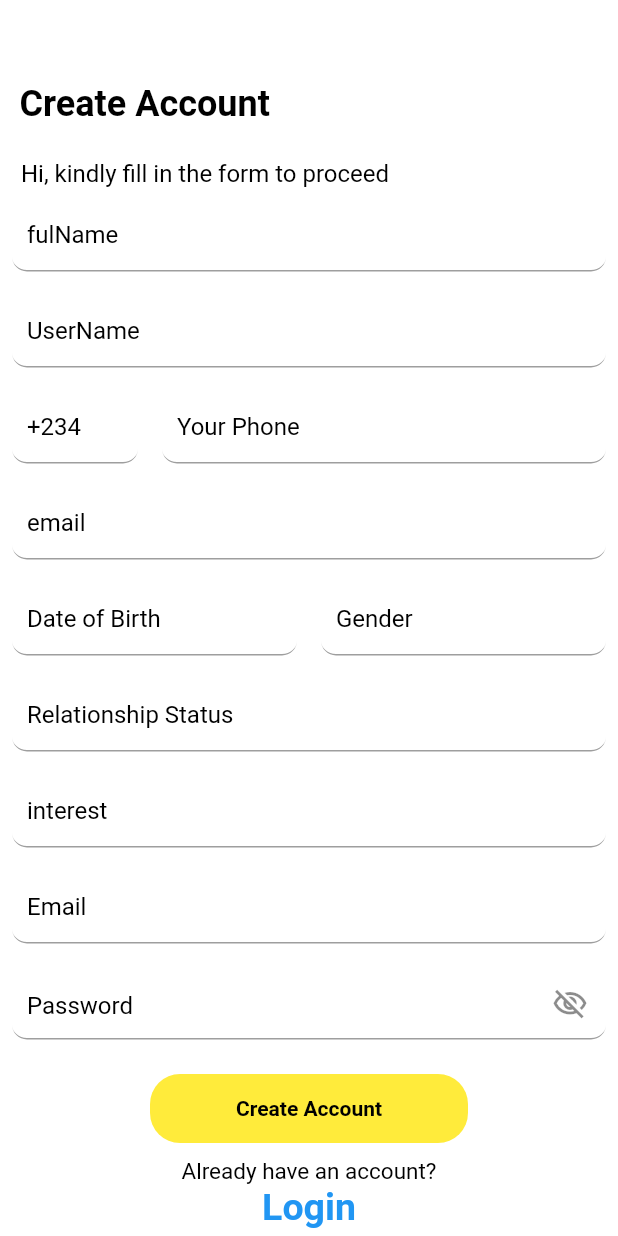
After one commit to cn-techlite/classwork, a Flutter app: the screen it shows after launch, after a tap on "Create Account", on a phone screen of 412 x 824 dp. The commit adds this screen. Run offline on Flutter 3.47's test engine with Material 2 defaults, Android fonts, the phone set to English and light mode, and no system bars; our stand-ins replace google_fonts, just_audio; missing offline and left inert: audio_session, just_audio_web; Roboto replaces fonts that are missing (Open sans); project files that could hold a hidden picture were left out.

Commit message:
Latest Class work 4

```diff
--- /dev/null
+++ b/lib/assignments/classwork2.dart
@@ -0,0 +1,598 @@
+
+import 'package:flutter/material.dart';
+import 'package:google_fonts/google_fonts.dart';
+
+class RegisterPage extends StatefulWidget {
+  const RegisterPage({super.key,});
+
+  @override
+  State<RegisterPage> createState() => _MyHomePageState();
+}
+
+class _MyHomePageState extends State<RegisterPage> {
+
+
+  @override
+  Widget build(BuildContext context) {
+    return Scaffold(
+        backgroundColor:  Colors.white,
+        body:Column(
+          crossAxisAlignment: CrossAxisAlignment.start,
+          children: [
+
+            const Padding(padding: EdgeInsets.only(left: 13,right: 13,top: 55),
+              child: Text(
+                'Create Account',
+                style: TextStyle(fontSize: 24,color: Colors.black,fontWeight: FontWeight.w700,
+                  fontFamily: "Open sans",fontStyle: FontStyle.normal,
+                ),
+              ),
+            ),
+            const Padding(padding: EdgeInsets.only(left: 14,right: 15,top: 23),
+              child: Text(
+                'Hi, kindly fill in the form to proceed',
+                style: TextStyle(fontSize: 16,color: Colors.black,fontWeight: FontWeight.w400,
+                  fontFamily: "Open sans",fontStyle: FontStyle.normal,
+                ),
+              ),
+            ),
+            Padding(
+              padding: const EdgeInsets.all(8.0),
+              child: TextFormField(
+                  obscureText: false,
+                  autovalidateMode:
+                  AutovalidateMode.onUserInteraction,
+                  keyboardType: TextInputType.text,
+                  autocorrect: true,
+                  enableSuggestions: true,
+                  style: GoogleFonts.roboto(
+                    fontSize: 16,
+                    fontWeight: FontWeight.w400,
+                    fontStyle: FontStyle.normal,
+                  ),
+                  decoration:  const InputDecoration(
+                    floatingLabelBehavior:
+                    FloatingLabelBehavior.never,
+                    contentPadding: EdgeInsets.only(
+                        top: 0, left: 10, right: 10),
+                    border: UnderlineInputBorder(
+                      borderRadius:
+                      BorderRadius.all(Radius.circular(10)),
+                    ),
+                    labelText: 'fulName',
+                    hintStyle: TextStyle(color: Colors.white),
+                    labelStyle: TextStyle(color: Colors.black),
+                  )
+              ),
+            ),
+            Padding(
+              padding: const EdgeInsets.all(8.0),
+              child: TextFormField(
+                  obscureText: false,
+                  autovalidateMode:
+                  AutovalidateMode.onUserInteraction,
+                  keyboardType: TextInputType.text,
+                  autocorrect: true,
+                  enableSuggestions: true,
+                  style: GoogleFonts.roboto(
+                    fontSize: 16,
+                    fontWeight: FontWeight.w400,
+                    fontStyle: FontStyle.normal,
+                  ),
+                  decoration:  const InputDecoration(
+                    floatingLabelBehavior:
+                    FloatingLabelBehavior.never,
+                    contentPadding: EdgeInsets.only(
+                        top: 0, left: 10, right: 10),
+                    border: UnderlineInputBorder(
+                      borderRadius:
+                      BorderRadius.all(Radius.circular(10)),
+                    ),
+                    labelText: 'UserName',
+                    hintStyle: TextStyle(color: Colors.white),
+                    labelStyle: TextStyle(color: Colors.black),
+                  )
+              ),
+            ),
+            Row(
+              children: [
+                SizedBox(
+                  width: 100,
+                  child: Padding(
+                    padding: const EdgeInsets.all(8.0),
+                    child: TextFormField(
+                        obscureText: false,
+                        autovalidateMode:
+                        AutovalidateMode.onUserInteraction,
+                        keyboardType: TextInputType.text,
+                        autocorrect: true,
+                        enableSuggestions: true,
+                        style: GoogleFonts.roboto(
+                          fontSize: 16,
+                          fontWeight: FontWeight.w400,
+                          fontStyle: FontStyle.normal,
+                        ),
+                        decoration:  const InputDecoration(
+                          floatingLabelBehavior:
+                          FloatingLabelBehavior.never,
+                          contentPadding: EdgeInsets.only(
+                              top: 0, left: 10, right: 10),
+                          border: UnderlineInputBorder(
+                            borderRadius:
+                            BorderRadius.all(Radius.circular(10)),
+                          ),
+                          labelText: '+234',
+                          hintStyle: TextStyle(color: Colors.white),
+                          labelStyle: TextStyle(color: Colors.black),
+                        )
+                    ),
+                  ),
+                ),
+                Expanded(
+                  child: Padding(
+                    padding: const EdgeInsets.all(8.0),
+                    child: TextFormField(
+                        obscureText: false,
+                        autovalidateMode:
+                        AutovalidateMode.onUserInteraction,
+                        keyboardType: TextInputType.number,
+                        autocorrect: true,
+                        enableSuggestions: true,
+                        style: GoogleFonts.roboto(
+                          fontSize: 16,
+                          fontWeight: FontWeight.w400,
+                          fontStyle: FontStyle.normal,
+                        ),
+                        decoration:  const InputDecoration(
+                          floatingLabelBehavior:
+                          FloatingLabelBehavior.never,
+                          contentPadding: EdgeInsets.only(
+                              top: 0, left: 10, right: 10),
+                          border: UnderlineInputBorder(
+                            borderRadius:
+                            BorderRadius.all(Radius.circular(10)),
+                          ),
+                          labelText: 'Your Phone',
+                          hintStyle: TextStyle(color: Colors.white),
+                          labelStyle:  TextStyle(color: Colors.black),
+                        )
+                    ),
+                  ),
+                ),
+              ],
+            ),
+            Padding(
+              padding: const EdgeInsets.all(8.0),
+              child: TextFormField(
+                  obscureText: false,
+                  autovalidateMode:
+                  AutovalidateMode.onUserInteraction,
+                  keyboardType: TextInputType.emailAddress,
+                  autocorrect: true,
+                  enableSuggestions: true,
+                  style: GoogleFonts.roboto(
+                    fontSize: 16,
+                    fontWeight: FontWeight.w400,
+                    fontStyle: FontStyle.normal,
+                  ),
+                  decoration:  const InputDecoration(
+                    floatingLabelBehavior:
+                    FloatingLabelBehavior.never,
+                    contentPadding: EdgeInsets.only(
+                        top: 0, left: 10, right: 10),
+                    border: UnderlineInputBorder(
+                      borderRadius:
+                      BorderRadius.all(Radius.circular(10)),
+                    ),
+                    labelText: 'email',
+                    hintStyle: TextStyle(color: Colors.white),
+                    labelStyle: TextStyle(color: Colors.black),
+                  )
+              ),
+            ),
+            Row(
+              children: [
+                Expanded(
+                  child: Padding(
+                    padding: const EdgeInsets.all(8.0),
+                    child: TextFormField(
+                        obscureText: false,
+                        autovalidateMode:
+                        AutovalidateMode.onUserInteraction,
+                        keyboardType: TextInputType.text,
+                        autocorrect: true,
+                        enableSuggestions: true,
+                        style: GoogleFonts.roboto(
+                          fontSize: 16,
+                          fontWeight: FontWeight.w400,
+                          fontStyle: FontStyle.normal,
+                        ),
+                        decoration:  const InputDecoration(
+                          floatingLabelBehavior:
+                          FloatingLabelBehavior.never,
+                          contentPadding: EdgeInsets.only(
+                              top: 0, left: 10, right: 10),
+                          border: UnderlineInputBorder(
+                            borderRadius:
+                            BorderRadius.all(Radius.circular(10)),
+                          ),
+                          labelText: 'Date of Birth',
+                          hintStyle: TextStyle(color: Colors.white),
+                          labelStyle: TextStyle(color: Colors.black),
+                        )
+                    ),
+                  ),
+                ),
+                Expanded(
+                  child: Padding(
+                    padding: const EdgeInsets.all(8.0),
+                    child: TextFormField(
+                        obscureText: false,
+                        autovalidateMode:
+                        AutovalidateMode.onUserInteraction,
+                        keyboardType: TextInputType.number,
+                        autocorrect: true,
+                        enableSuggestions: true,
+                        style: GoogleFonts.roboto(
+                          fontSize: 16,
+                          fontWeight: FontWeight.w400,
+                          fontStyle: FontStyle.normal,
+                        ),
+                        decoration:  const InputDecoration(
+                          floatingLabelBehavior:
+                          FloatingLabelBehavior.never,
+                          contentPadding: EdgeInsets.only(
+                              top: 0, left: 10, right: 10),
+                          border: UnderlineInputBorder(
+                            borderRadius:
+                            BorderRadius.all(Radius.circular(10)),
+                          ),
+                          labelText: 'Gender',
+                          hintStyle: TextStyle(color: Colors.white),
+                          labelStyle:  TextStyle(color: Colors.black),
+                        )
+                    ),
+                  ),
+                ),
+              ],
+            ),
+            Padding(
+              padding: const EdgeInsets.all(8.0),
+              child: TextFormField(
+                  obscureText: false,
+                  autovalidateMode:
+                  AutovalidateMode.onUserInteraction,
+                  keyboardType: TextInputType.text,
+                  autocorrect: true,
+                  enableSuggestions: true,
+                  style: GoogleFonts.roboto(
+                    fontSize: 16,
+                    fontWeight: FontWeight.w400,
+                    fontStyle: FontStyle.normal,
+                  ),
+                  decoration:  const InputDecoration(
+                    floatingLabelBehavior:
+                    FloatingLabelBehavior.never,
+                    contentPadding: EdgeInsets.only(
+                        top: 0, left: 10, right: 10),
+                    border: UnderlineInputBorder(
+                      borderRadius:
+                      BorderRadius.all(Radius.circular(10)),
+                    ),
+                    labelText: 'Relationship Status',
+                    hintStyle: TextStyle(color: Colors.white),
+                    labelStyle:  TextStyle(color: Colors.black),
+                  )
+              ),
+            ),
+            Padding(
+              padding: const EdgeInsets.all(8.0),
+              child: TextFormField(
+                  obscureText: false,
+                  autovalidateMode:
+                  AutovalidateMode.onUserInteraction,
+                  keyboardType: TextInputType.text,
+                  autocorrect: true,
+                  enableSuggestions: true,
+                  style: GoogleFonts.roboto(
+                    fontSize: 16,
+                    fontWeight: FontWeight.w400,
+                    fontStyle: FontStyle.normal,
+                  ),
+                  decoration:  const InputDecoration(
+                    floatingLabelBehavior:
+                    FloatingLabelBehavior.never,
+                    contentPadding: EdgeInsets.only(
+                        top: 0, left: 10, right: 10),
+                    border: UnderlineInputBorder(
+                      borderRadius:
+                      BorderRadius.all(Radius.circular(10)),
+                    ),
+                    labelText: 'interest',
+                    hintStyle: TextStyle(color: Colors.white),
+                    labelStyle:  TextStyle(color: Colors.black),
+                  )
+              ),
+            ),
+            Padding(
+              padding: const EdgeInsets.all(8.0),
+              child: TextFormField(
+                  obscureText: false,
+                  autovalidateMode:
+                  AutovalidateMode.onUserInteraction,
+                  keyboardType: TextInputType.emailAddress,
+                  autocorrect: true,
+                  enableSuggestions: true,
+                  style: GoogleFonts.roboto(
+                    fontSize: 16,
+                    fontWeight: FontWeight.w400,
+                    fontStyle: FontStyle.normal,
+                  ),
+                  decoration:  const InputDecoration(
+                    floatingLabelBehavior:
+                    FloatingLabelBehavior.never,
+                    contentPadding: EdgeInsets.only(
+                        top: 0, left: 10, right: 10),
+                    border: UnderlineInputBorder(
+                      borderRadius:
+                      BorderRadius.all(Radius.circular(10)),
+                    ),
+                    labelText: 'Email',
+                    hintStyle: TextStyle(color: Colors.white),
+                    labelStyle: TextStyle(color: Colors.black),
+                  )
+              ),
+            ),
+            Padding(
+              padding: const EdgeInsets.all(8.0),
+              child: TextFormField(
+                autovalidateMode:
+                AutovalidateMode.onUserInteraction,
+                style: GoogleFonts.roboto(
+                  // textStyle: textTheme.bodyText1,
+                  fontSize: 16,
+                  fontWeight: FontWeight.w400,
+                  fontStyle: FontStyle.normal,
+                ),
+                decoration: InputDecoration(
+                  focusedBorder: const UnderlineInputBorder(
+                    borderRadius:
+                    BorderRadius.all(Radius.circular(10)),
+                    borderSide: BorderSide(),
+                  ),
+                  contentPadding: const EdgeInsets.only(
+                      top: 0, left: 10, right: 10),
+                  border: const UnderlineInputBorder(
+                    borderRadius:
+                    BorderRadius.all(Radius.circular(10)),
+                  ),
+                  suffixIcon: GestureDetector(
+                    onTap: () => setState(() {
+
+                    }),
+                    child: const Icon(Icons.visibility_off_outlined,),
+                  ),
+                  labelText: 'Password',
+                  alignLabelWithHint: true,
+                  floatingLabelBehavior:
+                  FloatingLabelBehavior.never,
+                  hintStyle: const TextStyle(color: Colors.white),
+                  labelStyle: const TextStyle(color: Colors.black),
+                ),
+              ),
+            ),
+            Padding(padding: const EdgeInsets.only(left: 100,right: 100,top: 15,bottom: 10),
+              child:  GestureDetector(
+                child:   Container(
+                    alignment: Alignment.center,
+                    decoration: BoxDecoration(
+                      color:  Colors.yellow,
+                      borderRadius: BorderRadius.circular(20),
+
+                    ),
+                    child:    const Padding(
+                      padding: EdgeInsets.only(left: 10,right: 10,top: 15,bottom: 15),
+                      child:    Text("Create Account",
+                        textAlign: TextAlign.center,
+                        style: TextStyle(fontSize: 14,color: Colors.black,fontWeight: FontWeight.w700,
+                          fontFamily: "Open sans",fontStyle: FontStyle.normal,
+                        ),
+                      ),
+                    )
+                ),
+              ),
+            ),
+            Center(
+                child: Column(
+                  mainAxisAlignment: MainAxisAlignment.center,
+                  children: [
+                    Text(
+                      "Already have an account?",
+                      style: GoogleFonts.roboto(
+                          fontSize: 15,
+                          fontWeight: FontWeight.w400,
+                          fontStyle: FontStyle.normal,
+                          color: Colors.black
+                      ),
+                    ),
+                    GestureDetector(
+                      onTap: () {
+
+                      },
+                      child: Text(
+                        "Login",
+                        style: GoogleFonts.roboto(
+                            fontSize: 25,
+                            fontWeight: FontWeight.bold,
+                            fontStyle: FontStyle.normal,
+                            color: Colors.blue
+                        ),
+                      ),
+                    )
+                  ],
+                ))
+          ],
+        )
+    );
+  }
+}
+
+class LoginPage extends StatefulWidget {
+  const LoginPage({super.key});
+
+  @override
+  State<LoginPage> createState() => _LoginPageState();
+}
+
+class _LoginPageState extends State<LoginPage> {
+
+
+  @override
+  Widget build(BuildContext context) {
+    return Scaffold(
+        backgroundColor:  Colors.white,
+        body:Column(
+          crossAxisAlignment: CrossAxisAlignment.start,
+          children: [
+
+            const Padding(padding: EdgeInsets.only(left: 14,right: 13,top: 135),
+              child: Text(
+                'Welcome back!',
+                style: TextStyle(fontSize: 24,color: Colors.black,fontWeight: FontWeight.w700,
+                  fontFamily: "Open sans",fontStyle: FontStyle.normal,
+                ),
+
+              ),
+            ),
+            const Padding(padding: EdgeInsets.only(left:14,right: 15,top: 23),
+              child: Text(
+                'Hi, Kindly login to continue celebration',
+                style: TextStyle(fontSize: 16,color: Colors.black,fontWeight: FontWeight.w400,
+                  fontFamily: "Open sans",fontStyle: FontStyle.normal,
+                ),
+
+              ),
+            ),
+
+            Padding(
+              padding:EdgeInsets.only(left: 8,right: 8,top: 50),
+              child: TextFormField(
+                  obscureText: false,
+                  autovalidateMode:
+                  AutovalidateMode.onUserInteraction,
+                  keyboardType: TextInputType.emailAddress,
+                  autocorrect: true,
+                  enableSuggestions: true,
+                  style: GoogleFonts.roboto(
+                    fontSize: 16,
+                    fontWeight: FontWeight.w400,
+                    fontStyle: FontStyle.normal,
+                  ),
+                  decoration:  const InputDecoration(
+                    floatingLabelBehavior:
+                    FloatingLabelBehavior.never,
+                    contentPadding: EdgeInsets.only(
+                        top: 0, left: 10, right: 10),
+                    border: UnderlineInputBorder(
+                      borderRadius:
+                      BorderRadius.all(Radius.circular(10)),
+                    ),
+                    labelText: 'Email',
+                    hintStyle: TextStyle(color: Colors.white),
+                    labelStyle: TextStyle(color: Colors.black),
+                  )
+              ),
+            ),
+            Padding(
+              padding: const EdgeInsets.all(8.0),
+              child: TextFormField(
+                autovalidateMode:
+                AutovalidateMode.onUserInteraction,
+                style: GoogleFonts.roboto(
+                  // textStyle: textTheme.bodyText1,
+                  fontSize: 16,
+                  fontWeight: FontWeight.w400,
+                  fontStyle: FontStyle.normal,
+                ),
+                decoration: InputDecoration(
+                  focusedBorder: const UnderlineInputBorder(
+                    borderRadius:
+                    BorderRadius.all(Radius.circular(10)),
+                    borderSide: BorderSide(),
+                  ),
+                  contentPadding: const EdgeInsets.only(
+                      top: 0, left: 10, right: 10),
+                  border: const UnderlineInputBorder(
+                    borderRadius:
+                    BorderRadius.all(Radius.circular(10)),
+                  ),
+                  suffixIcon: GestureDetector(
+                    onTap: () => setState(() {
+
+                    }),
+                    child: const Icon(Icons.visibility_off_outlined,),
+                  ),
+                  labelText: 'Password',
+                  alignLabelWithHint: true,
+                  floatingLabelBehavior:
+                  FloatingLabelBehavior.never,
+                  hintStyle: const TextStyle(color: Colors.white),
+                  labelStyle: const TextStyle(color: Colors.black),
+                ),
+              ),
+            ),
+            Padding(padding: const EdgeInsets.only(left: 100,right: 100,top: 85,bottom: 15),
+              child:  GestureDetector(
+                child:   Container(
+                    alignment: Alignment.center,
+                    decoration: BoxDecoration(
+                      color:  Colors.yellow,
+                      borderRadius: BorderRadius.circular(20),
+
+                    ),
+                    child:    const Padding(
+                      padding: EdgeInsets.only(left: 10,right: 10,top: 15,bottom: 15),
+                      child:    Text("Let’s Celebrate",
+                        textAlign: TextAlign.center,
+                        style: TextStyle(fontSize: 14,color: Colors.black,fontWeight: FontWeight.w700,
+                          fontFamily: "Open sans",fontStyle: FontStyle.normal,
+                        ),
+                      ),
+                    )
+                ),
+              ),
+            ),
+            Center(
+                child: Row(
+                  mainAxisAlignment: MainAxisAlignment.center,
+                  children: [
+                    Text(
+                      "Don't have an account?",
+                      style: GoogleFonts.roboto(
+                          fontSize: 15,
+                          fontWeight: FontWeight.w400,
+                          fontStyle: FontStyle.normal,
+                          color: Colors.black
+                      ),
+                    ),
+                    GestureDetector(
+                      onTap: () {
+                        Navigator.push(context, MaterialPageRoute(builder: (context)=>const RegisterPage()));
+                      },
+                      child: Text(
+                        "Create Account",
+                        style: GoogleFonts.roboto(
+                            fontSize: 15,
+                            fontWeight: FontWeight.bold,
+                            fontStyle: FontStyle.normal,
+                            color: Colors.blue
+                        ),
+                      ),
+                    )
+                  ],
+                ))
+          ],
+        )
+    );
+  }
+}
--- a/lib/main.dart
+++ b/lib/main.dart
@@ -1,4 +1,4 @@
-import 'package:classwork/assignments/assignment_6.dart';
+import 'package:classwork/assignments/classwork2.dart';
 import 'package:flutter/material.dart';
 
 
@@ -19,7 +19,7 @@ class MyApp extends StatelessWidget {
         fontFamily: "Montserrat",
         primarySwatch: Colors.lightGreen,
       ),
-      home: const Assignment6Page(title: ''),
+      home: const LoginPage(),
     );
   }
 }
```
